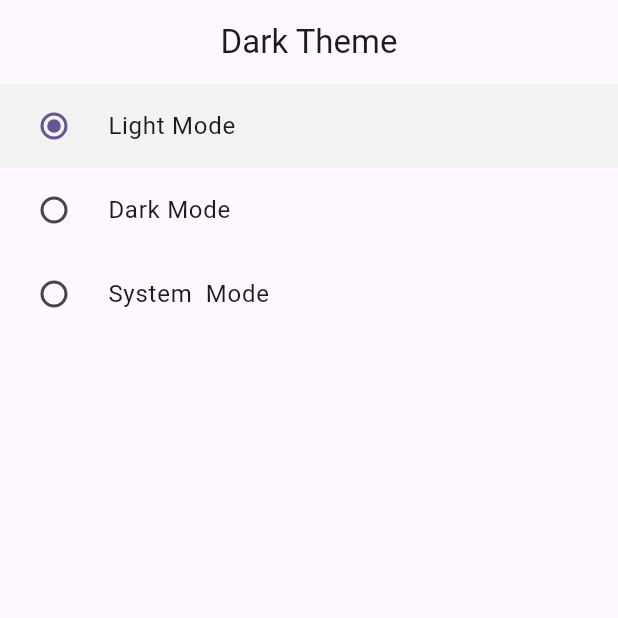
After one commit to sm-aminul-islam/Provider_State_Mangement, a Flutter app: the screen it shows after launch, after a tap on "Light Mode", on a phone screen of 412 x 824 dp, the top half of it. The commit adds this screen. Run offline on Flutter 3.47's test engine with Material 3 defaults, Android fonts, the phone set to English and light mode, and no system bars.

Commit message:
Theme mode change done

```diff
--- /dev/null
+++ b/provider_state/lib/Provider/darkTheme_provider.dart
@@ -0,0 +1,12 @@
+import 'package:flutter/material.dart';
+
+class DarkThemeProvider with ChangeNotifier {
+  var _themeMode = ThemeMode.light;
+
+  ThemeMode get themeMode => _themeMode;
+
+  void setTheme(themeMode) {
+    _themeMode = themeMode;
+    notifyListeners();
+  }
+}
--- /dev/null
+++ b/provider_state/lib/Screen/dark_theme.dart
@@ -0,0 +1,48 @@
+import 'package:flutter/material.dart';
+import 'package:provider/provider.dart';
+import 'package:provider_state/Provider/darkTheme_provider.dart';
+
+class DarkThemeScreen extends StatefulWidget {
+  const DarkThemeScreen({super.key});
+
+  @override
+  State<DarkThemeScreen> createState() => _DarkThemeScreenState();
+}
+
+class _DarkThemeScreenState extends State<DarkThemeScreen> {
+  @override
+  Widget build(BuildContext context) {
+    final themeChanger = Provider.of<DarkThemeProvider>(context);
+
+    return Scaffold(
+      appBar: AppBar(
+        title: Text("Dark Theme"),
+        centerTitle: true,
+      ),
+      body: Column(
+        children: [
+          RadioListTile<ThemeMode>(
+              tileColor: Color(0xfff2f2f2),
+              title: Text("Light Mode"),
+              value: ThemeMode.light,
+              groupValue: themeChanger.themeMode,
+              onChanged: themeChanger.setTheme),
+          RadioListTile<ThemeMode>(
+              title: Text(
+                "Dark Mode",
+              ),
+              value: ThemeMode.dark,
+              groupValue: themeChanger.themeMode,
+              onChanged: themeChanger.setTheme),
+          RadioListTile<ThemeMode>(
+              title: Text(
+                "System  Mode",
+              ),
+              value: ThemeMode.system,
+              groupValue: themeChanger.themeMode,
+              onChanged: themeChanger.setTheme)
+        ],
+      ),
+    );
+  }
+}
--- a/provider_state/lib/main.dart
+++ b/provider_state/lib/main.dart
@@ -2,8 +2,10 @@ import 'package:flutter/material.dart';
 import 'package:provider_state/Provider/count_provider.dart';
 
 import 'package:provider/provider.dart';
+import 'package:provider_state/Provider/darkTheme_provider.dart';
 import 'package:provider_state/Provider/exampleOne_provider.dart';
 import 'package:provider_state/Provider/favourite_provider.dart';
+import 'package:provider_state/Screen/dark_theme.dart';
 import 'package:provider_state/Screen/exampleOneScreen.dart';
 import 'package:provider_state/Screen/favourite_screen.dart';
 
@@ -23,15 +25,25 @@ class MyApp extends StatelessWidget {
           ),
           ChangeNotifierProvider(create: (_) => ExampleOne()),
           ChangeNotifierProvider(create: (_) => FovouriteItemProvider()),
+          ChangeNotifierProvider(create: (_) => DarkThemeProvider()),
         ],
-        child: MaterialApp(
+        child: Builder(builder: (BuildContext context) {
+          final themeChanger = Provider.of<DarkThemeProvider>(context);
+          return MaterialApp(
             title: 'Provider State management',
+            themeMode: themeChanger.themeMode,
+            darkTheme: ThemeData(
+                brightness: Brightness.dark, primaryColor: Colors.orange),
             theme: ThemeData(
+              brightness: Brightness.light,
+              primarySwatch: Colors.orange,
+              primaryColor: Colors.purple,
               colorScheme: ColorScheme.fromSeed(seedColor: Colors.deepPurple),
               useMaterial3: true,
             ),
             debugShowCheckedModeBanner: false,
-          home: FavouriteScreen(),
-        ));
+            home: DarkThemeScreen(),
+          );
+        }));
   }
 }
```
Lines whose indentation alone changed are shown as unchanged.
